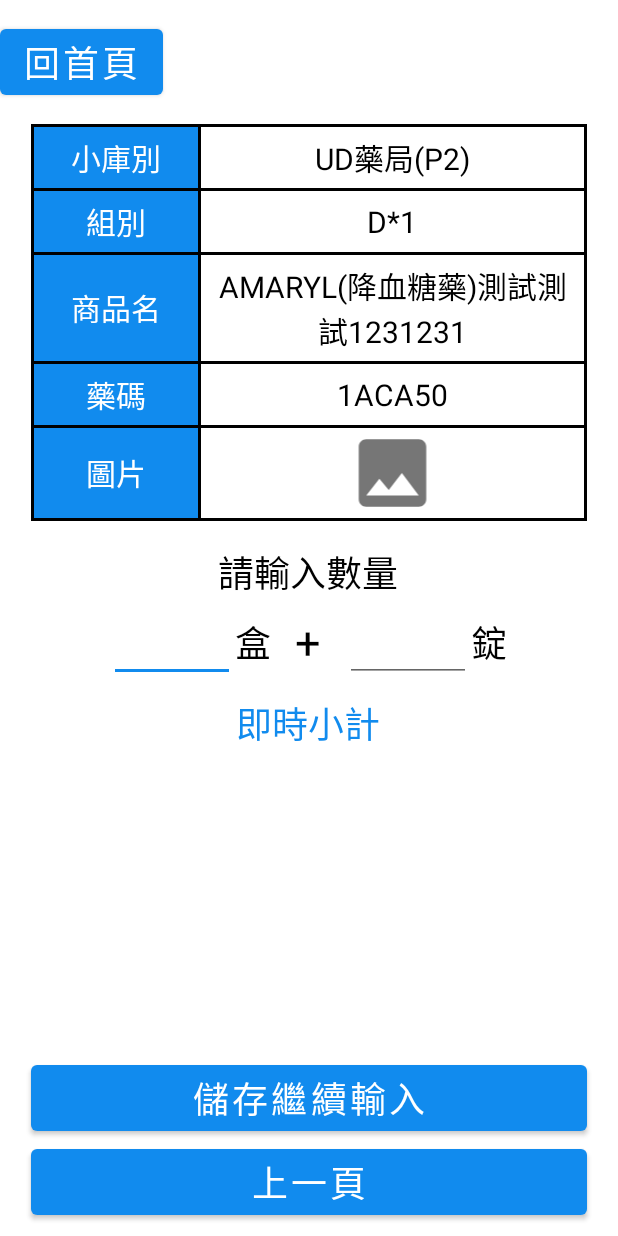
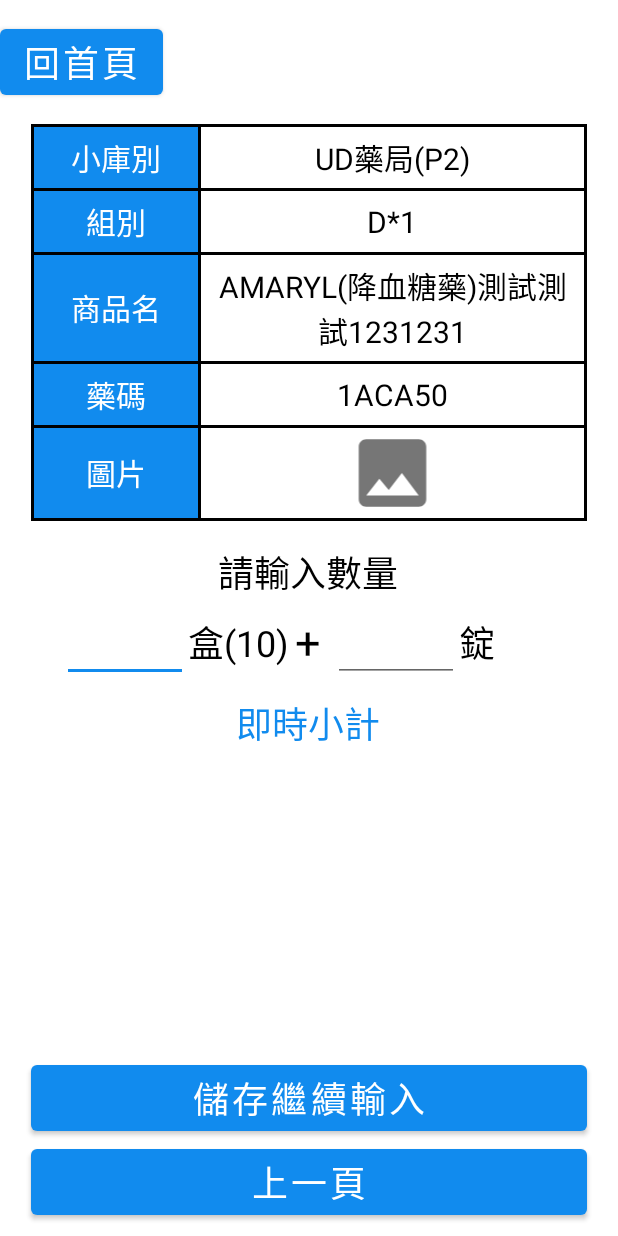
Before and after one commit to ykwei1127/invAPP-app, an Android app: the layout fragment_first_time_inventory_page.xml on its own in the app's theme, with its tools: preview values and no code run, on a phone screen of 412 x 824 dp. Run offline under Robolectric (Android 15) with nearby library versions, the phone set to English and light mode, and no system bars; network calls fail; Roboto replaces fonts that are not available here.

Commit message:
增加顯示預包單位的數量

```diff
--- a/app/build.gradle
+++ b/app/build.gradle
@@ -10,8 +10,8 @@ android {
         applicationId "com.example.invapp"
         minSdk 21
         targetSdk 30
-        versionCode 1
-        versionName "1.0"
+        versionCode 3
+        versionName "3.0"
 
         testInstrumentationRunner "androidx.test.runner.AndroidJUnitRunner"
     }
--- a/app/src/main/java/com/example/invapp/inventory/FirstTimeInventoryPage.kt
+++ b/app/src/main/java/com/example/invapp/inventory/FirstTimeInventoryPage.kt
@@ -108,8 +108,12 @@ class FirstTimeInventoryPage : Fragment() {
                     editTextInputPrePackedNumber.setText("0")
                     editTextInputPrePackedNumber.isEnabled = false
                     textViewAutoCount.text = "0"
+                    textViewPrePackedUnit.text = jsonObject["預包單位"].toString()
+                } else {
+                    val prePackedUnitString = jsonObject["預包單位"].toString() + '(' + jsonObject["預包數量"].toString() + ')'
+                    textViewPrePackedUnit.text = prePackedUnitString
                 }
-                textViewPrePackedUnit.text = jsonObject["預包單位"].toString()
+
                 textViewSalesUnit.text = jsonObject["計價單位"].toString()
 
                 val prePackedNumber = jsonObject["預包數量"].toString().toInt()
--- a/app/src/main/java/com/example/invapp/login/LoginPage.kt
+++ b/app/src/main/java/com/example/invapp/login/LoginPage.kt
@@ -71,7 +71,7 @@ class LoginPage : Fragment() {
                 }
                 else -> {
                     progressBarLogin.visibility = View.VISIBLE
-                    val ip = pref?.getString("IP", "")
+                    val ip = pref?.getString("IP", "172.26.2.25")
                     // save current ip
                     SingletonClass.instance.ip = "http://$ip:8000"
                     val url = SingletonClass.instance.ip+"/appGetUsers"
--- a/app/src/main/java/com/example/invapp/qrcode/ScanInventoryPage.kt
+++ b/app/src/main/java/com/example/invapp/qrcode/ScanInventoryPage.kt
@@ -110,8 +110,12 @@ class ScanInventoryPage : Fragment() {
                     editTextInputPrePackedNumber.setText("0")
                     editTextInputPrePackedNumber.isEnabled = false
                     textViewAutoCount.text = "0"
+                    textViewPrePackedUnit.text = jsonObject["預包單位"].toString()
+                } else {
+                    val prePackedUnitString = jsonObject["預包單位"].toString() + '(' + jsonObject["預包數量"].toString() + ')'
+                    textViewPrePackedUnit.text = prePackedUnitString
                 }
-                textViewPrePackedUnit.text = jsonObject["預包單位"].toString()
+
                 textViewSalesUnit.text = jsonObject["計價單位"].toString()
 
                 val prePackedNumber = jsonObject["預包數量"].toString().toInt()
--- a/app/src/main/java/com/example/invapp/setting/SettingActivity.kt
+++ b/app/src/main/java/com/example/invapp/setting/SettingActivity.kt
@@ -19,7 +19,7 @@ class SettingActivity : AppCompatActivity() {
         val buttonSetup = findViewById<Button>(R.id.button_setup)
 
         val pref = getSharedPreferences("Setting", Context.MODE_PRIVATE)
-        val ip = pref?.getString("IP", "")
+        val ip = pref?.getString("IP", "172.26.2.25")
         if (ip != "") {
             editTextIP.setText(ip)
         }
--- a/app/src/main/res/layout/fragment_first_time_inventory_page.xml
+++ b/app/src/main/res/layout/fragment_first_time_inventory_page.xml
@@ -254,7 +254,7 @@
         android:id="@+id/editText_inputNumber2"
         android:layout_width="wrap_content"
         android:layout_height="wrap_content"
-        android:layout_marginStart="16dp"
+        android:layout_marginStart="8dp"
         android:ems="3"
         android:gravity="center"
         android:inputType="number"
@@ -269,7 +269,7 @@
         android:id="@+id/textView_prePackedUnit2"
         android:layout_width="wrap_content"
         android:layout_height="wrap_content"
-        android:layout_marginEnd="16dp"
+        android:layout_marginEnd="4dp"
         android:shadowColor="@color/black"
         android:textColor="@color/black"
         android:textSize="24sp"
@@ -277,7 +277,7 @@
         app:layout_constraintBottom_toBottomOf="@+id/textView_plus2"
         app:layout_constraintEnd_toStartOf="@+id/textView_plus2"
         app:layout_constraintTop_toTopOf="@+id/textView_plus2"
-        tools:text="盒" />
+        tools:text="盒(10)" />
 
     <TextView
         android:id="@+id/textView_plus2"
--- a/app/src/main/res/layout/fragment_scan_inventory_page.xml
+++ b/app/src/main/res/layout/fragment_scan_inventory_page.xml
@@ -225,7 +225,7 @@
         android:id="@+id/textView_prePackedUnit"
         android:layout_width="wrap_content"
         android:layout_height="wrap_content"
-        android:layout_marginEnd="16dp"
+        android:layout_marginEnd="4dp"
         android:shadowColor="@color/black"
         android:textColor="@color/black"
         android:textSize="24sp"
@@ -233,7 +233,7 @@
         app:layout_constraintBottom_toBottomOf="@+id/textView_plus"
         app:layout_constraintEnd_toStartOf="@+id/textView_plus"
         app:layout_constraintTop_toTopOf="@+id/textView_plus"
-        tools:text="盒" />
+        tools:text="盒(10)" />
 
     <TextView
         android:id="@+id/textView_salesUnit"
@@ -265,7 +265,7 @@
         android:id="@+id/editText_inputNumber"
         android:layout_width="wrap_content"
         android:layout_height="wrap_content"
-        android:layout_marginStart="16dp"
+        android:layout_marginStart="8dp"
         android:ems="3"
         android:gravity="center"
         android:inputType="number"
```
